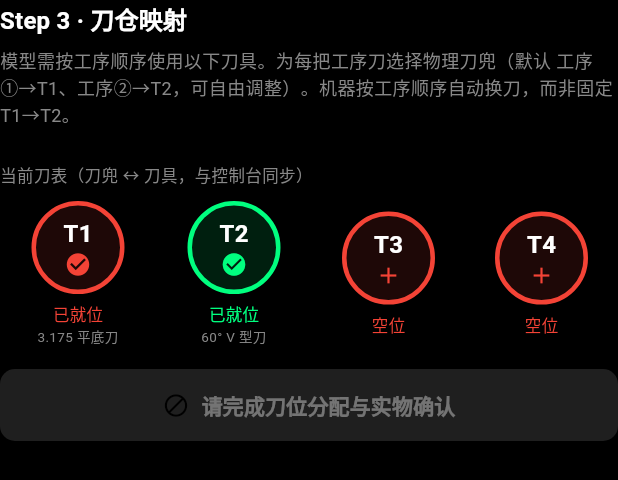
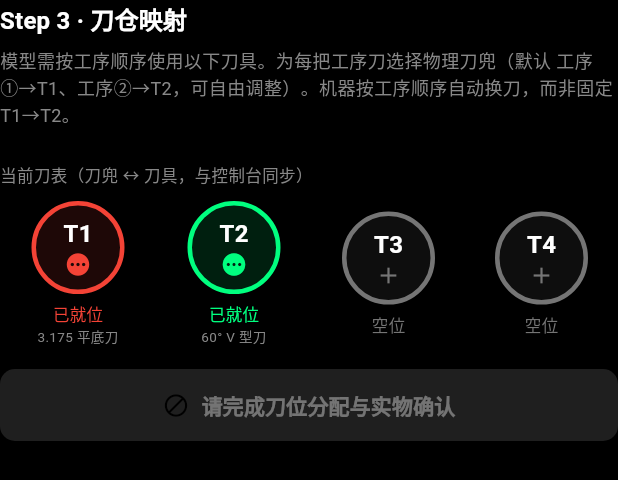
Before and after one commit to wangalex130-netizen/alexcnc, a Flutter app: the _StepAtc widget shown alone on an empty page, opened directly with empty values, on a phone screen of 412 x 824 dp. Shown: the top 480 px of the screen. Run offline on Flutter 3.47's test engine with Material 3 defaults, Android fonts, the phone set to English and light mode, and no system bars; our stand-ins replace flutter_riverpod, shared_preferences; accounts and stored records are empty; network calls fail.

Commit message:
fix(wizard): Step1/2/3 精修（按真机反馈）
- Step1: 默认刀具去掉「T?」前缀，仅显示刀具名称
- Step2: 厚度输入框改用稳定 controller（可正常删除/编辑）；标签改为「板材厚度(mm) 最小板材厚度 X mm（与模型默认厚度同步）」；输入自动吸附到最小板厚（只能填≥默认厚度）
- Step3: 空刀位圆环改灰色（不再红色，避免与刀具环色冲突）；当前刀表按 procSlot 同步显示「工序1/工序2」标签并带防呆确认状态；每道工序卡标注「模型推荐刀具」+环色（工序②=推荐第二把精雕刀）
- Step3: 「确认映射并同步到机器」改为必选项——未点则不能进入下一步（_syncedToMachine 闸门）

```diff
--- a/lib/features/wizard/wizard_page.dart
+++ b/lib/features/wizard/wizard_page.dart
@@ -35,6 +35,7 @@ class _WizardPageState extends ConsumerState<WizardPage> {
   // ---- 跨步骤共享状态 ----
   late String _materialKey; // Step1 模型默认材质 → Step2 预选
   late String _thickness; // 板材厚度（默认=模型默认板厚）
+  late TextEditingController _thicknessCtl; // Step2 厚度输入（稳定 controller，避免无法删除）
   Offset _origin = const Offset(15, 15); // 工件零点 (mm, 底板 300x200)
   bool _originSet = false;
   int _leveling = 1; // 0 不调平 / 1 标准 / 2 精细
@@ -42,6 +43,7 @@ class _WizardPageState extends ConsumerState<WizardPage> {
   // _procSlot[工序index] = 物理刀兜号；_procConfirmed 存已实物确认的工序 index。
   Map<int, int> _procSlot = {};
   Set<int> _procConfirmed = {};
+  bool _syncedToMachine = false; // Step3：必须点「确认映射并同步到机器」
   bool _chkThick = false; // 实物厚度与设置一致
   bool _chkMatch = false; // 材质/尺寸厚度与实物完全一致
   bool _safetyChecked = false; // Step4 轨迹落在耗材内且避开压板
@@ -71,10 +73,12 @@ class _WizardPageState extends ConsumerState<WizardPage> {
       _loading = false;
       _materialKey = task?.defaultMaterialKey ?? 'pine';
       _thickness = (task?.boardThicknessMm ?? 3).toStringAsFixed(1);
+      _thicknessCtl = TextEditingController(text: _thickness);
       // 默认把工序①→T1、工序②→T2… 写入共享刀表（与控制台同步）。
       // 用户可在 Step3 自由调整刀兜，机器按工序顺序换刀而非写死 T1→T2。
       _procSlot = {};
       _procConfirmed = {};
+      _syncedToMachine = false;
       final req = task?.requiredTools ?? [];
       if (req.isNotEmpty) {
         final mag = {...ref.read(toolMagazineProvider)};
@@ -94,7 +98,8 @@ class _WizardPageState extends ConsumerState<WizardPage> {
   double get _minThickness => _task?.boardThicknessMm ?? 3.0;
   double get _thicknessVal => double.tryParse(_thickness) ?? 0;
 
-  /// 刀仓映射是否就绪：每把工序刀都分配到不同刀兜，且逐兜实物确认完成。
+  /// 刀仓映射是否就绪：每把工序刀都分配到不同刀兜、逐兜实物确认完成、
+  /// 且已点「确认映射并同步到机器」。
   bool get _atcReady {
     final req = _task?.requiredTools ?? [];
     if (req.isEmpty) return false;
@@ -104,6 +109,7 @@ class _WizardPageState extends ConsumerState<WizardPage> {
     for (final p in _procSlot.keys) {
       if (!_procConfirmed.contains(p)) return false;
     }
+    if (!_syncedToMachine) return false; // 必须点「确认映射并同步到机器」
     return true;
   }
 
@@ -121,6 +127,7 @@ class _WizardPageState extends ConsumerState<WizardPage> {
       mag[slot] = tid;
       ref.read(toolMagazineProvider.notifier).state = mag;
       _procConfirmed.remove(p); // 刀兜变动，实物确认需重做
+      _syncedToMachine = false; // 映射变动，需重新同步到机器
     });
   }
 
@@ -131,6 +138,7 @@ class _WizardPageState extends ConsumerState<WizardPage> {
       } else {
         _procConfirmed.add(p);
       }
+      _syncedToMachine = false; // 确认状态变动，需重新同步到机器
     });
   }
 
@@ -280,6 +288,7 @@ class _WizardPageState extends ConsumerState<WizardPage> {
           thickness: _thickness,
           minThickness: _minThickness,
           defaultKey: _task?.defaultMaterialKey ?? 'pine',
+          controller: _thicknessCtl,
           chkThick: _chkThick,
           chkMatch: _chkMatch,
           onMaterial: (k) => setState(() => _materialKey = k),
@@ -295,6 +304,7 @@ class _WizardPageState extends ConsumerState<WizardPage> {
           onAssign: _assignProcSlot,
           onToggleConfirm: _toggleProcConfirm,
           onSync: () {
+            setState(() => _syncedToMachine = true);
             ScaffoldMessenger.of(context).showSnackBar(
               const SnackBar(content: Text('刀仓映射已同步到机器')),
             );
@@ -432,7 +442,7 @@ class _StepParse extends StatelessWidget {
                     const Text('模型默认刀具',
                         style: TextStyle(fontSize: 12, color: CncColors.textSub)),
                     const Spacer(),
-                    Text('T? ${tool.name}',
+                    Text(tool.name,
                         style: const TextStyle(
                             fontSize: 15,
                             fontWeight: FontWeight.bold,
@@ -483,6 +493,7 @@ class _StepMaterial extends StatelessWidget {
   final String defaultKey; // 模型默认材质 key（排在第一位、标注「模型默认」）
   final String thickness;
   final double minThickness;
+  final TextEditingController controller; // 稳定 controller（可正常删除/编辑）
   final bool chkThick;
   final bool chkMatch; // 材质/尺寸厚度与实物完全一致
   final void Function(String) onMaterial;
@@ -494,6 +505,7 @@ class _StepMaterial extends StatelessWidget {
     required this.defaultKey,
     required this.thickness,
     required this.minThickness,
+    required this.controller,
     required this.chkThick,
     required this.chkMatch,
     required this.onMaterial,
@@ -507,8 +519,30 @@ class _StepMaterial extends StatelessWidget {
     final t = Theme.of(context).textTheme;
     final mat = materialByKey(materialKey);
     final def = materialByKey(defaultKey);
-    final th = double.tryParse(thickness) ?? 0;
+    final th = double.tryParse(controller.text) ?? 0;
     final tooThin = th > 0 && th < minThickness;
+    // 输入框处理：允许自由编辑/删除；若输入有效数值且小于最小板厚，
+    // 自动吸附到最小板厚（客户只能填写 ≥ 默认厚度的尺寸）。
+    void onChanged(String v) {
+      if (v.isEmpty) {
+        onThickness('');
+        return;
+      }
+      final parsed = double.tryParse(v);
+      if (parsed == null) {
+        onThickness(v); // 中间态（如 "3."）暂不约束
+        return;
+      }
+      if (parsed < minThickness) {
+        final snapped = minThickness.toStringAsFixed(1);
+        controller.text = snapped;
+        controller.selection = TextSelection.fromPosition(
+            TextPosition(offset: snapped.length));
+        onThickness(snapped);
+        return;
+      }
+      onThickness(v);
+    }
     // 材料库列表：默认材质排第一位。
     final ordered = [def, ...materials.where((m) => m.key != def.key)];
     final selectedIsDefault = materialKey == defaultKey;
@@ -665,13 +699,14 @@ class _StepMaterial extends StatelessWidget {
         ),
         const SizedBox(height: 14),
         TextField(
-          controller: TextEditingController(text: thickness),
+          controller: controller,
           keyboardType: TextInputType.number,
-          onChanged: onThickness,
+          onChanged: onChanged,
           style: const TextStyle(color: CncColors.textMain),
           decoration: InputDecoration(
-            labelText: '板材厚度 (mm)',
-            hintText: '需 ≥ ${minThickness.toStringAsFixed(1)}（模型默认板厚）',
+            labelText:
+                '板材厚度 (mm)　最小板材厚度 ${minThickness.toStringAsFixed(1)} mm（与模型默认厚度同步）',
+            hintText: '只能填写 ≥ ${minThickness.toStringAsFixed(1)} mm',
             labelStyle: const TextStyle(color: CncColors.textSub),
             hintStyle: const TextStyle(color: CncColors.textSub),
             errorText: tooThin
@@ -839,15 +874,23 @@ class _StepAtcState extends ConsumerState<_StepAtc> {
                         color: CncColors.primary.withOpacity(0.15),
                         borderRadius: BorderRadius.circular(6),
                       ),
-                      child: Text('工序 ${p + 1}',
+                      child: Row(
+                        mainAxisSize: MainAxisSize.min,
+                        children: [
+                          Text(ringEmoji(def.ring),
+                              style: const TextStyle(fontSize: 12)),
+                          const SizedBox(width: 4),
+                          Text('工序 ${p + 1}',
                               style: const TextStyle(
                                   fontSize: 11,
                                   fontWeight: FontWeight.bold,
                                   color: CncColors.primary)),
+                        ],
+                      ),
                     ),
                     const SizedBox(width: 8),
                     Expanded(
-                      child: Text(rt.role,
+                      child: Text('${rt.role} · 模型推荐刀具',
                           style: const TextStyle(
                               fontSize: 12, color: CncColors.textSub)),
                     ),
@@ -927,6 +970,8 @@ class _StepAtcState extends ConsumerState<_StepAtc> {
               .map((s) => _Slot(
                     slot: s,
                     defId: magazine[s],
+                    procSlot: widget.procSlot,
+                    confirmed: widget.confirmed,
                     onTap: () {},
                   ))
               .toList(),
@@ -1013,21 +1058,34 @@ class _SlotChip extends StatelessWidget {
 class _Slot extends StatelessWidget {
   final int slot;
   final String? defId;
+  final Map<int, int> procSlot; // 工序 index → 物理刀兜（用于同步显示工序标签）
+  final Set<int> confirmed; // 已实物确认的工序 index（防呆）
   final VoidCallback onTap;
   const _Slot(
       {required this.slot,
       required this.defId,
+      required this.procSlot,
+      required this.confirmed,
       required this.onTap});
 
   @override
   Widget build(BuildContext context) {
     final def = defId != null ? toolById(defId!) : null;
     final seated = def != null;
-    final ring = seated ? ringColor(def!.ring) : CncColors.danger;
+    final ring = seated ? ringColor(def!.ring) : Colors.grey.shade600;
+    // 该刀兜被哪道工序映射（同步显示工序标签）
+    final procEntry = procSlot.entries.where((e) => e.value == slot).isEmpty
+        ? null
+        : procSlot.entries.firstWhere((e) => e.value == slot);
+    final proc = procEntry?.key;
+    final isConfirmed = proc != null && confirmed.contains(proc);
     return GestureDetector(
       onTap: onTap,
       child: Column(
         children: [
+          Stack(
+            alignment: Alignment.topCenter,
+            children: [
               Container(
                 width: 62,
                 height: 62,
@@ -1045,14 +1103,45 @@ class _Slot extends StatelessWidget {
                               fontWeight: FontWeight.bold,
                               fontSize: 16,
                               color: CncColors.textMain)),
-                  Icon(seated ? Icons.check_circle : Icons.add,
-                      color: ring, size: 18),
-                ],
-              ),
-            ),
+                      Icon(
+                          seated
+                              ? (isConfirmed
+                                  ? Icons.check_circle
+                                  : Icons.pending)
+                              : Icons.add,
+                          color: ring,
+                          size: 18),
+                    ],
+                  ),
+                ),
+              ),
+              // 工序映射标签（同步显示）
+              if (proc != null)
+                Positioned(
+                  top: -4,
+                  child: Container(
+                    padding:
+                        const EdgeInsets.symmetric(horizontal: 6, vertical: 2),
+                    decoration: BoxDecoration(
+                      color: isConfirmed
+                          ? CncColors.primary
+                          : Colors.orange,
+                      borderRadius: BorderRadius.circular(8),
+                    ),
+                    child: Text('工序${proc + 1}',
+                        style: const TextStyle(
+                            fontSize: 9,
+                            fontWeight: FontWeight.bold,
+                            color: Colors.black)),
+                  ),
+                ),
+            ],
           ),
           const SizedBox(height: 6),
-          Text(seated ? '已就位' : '空位',
+          Text(
+              seated
+                  ? (isConfirmed ? '已就位·已确认' : '已就位')
+                  : (proc != null ? '待装入' : '空位'),
               style: TextStyle(fontSize: 11, color: ring)),
           if (seated)
             SizedBox(
```
Lines whose indentation alone changed are shown as unchanged.
